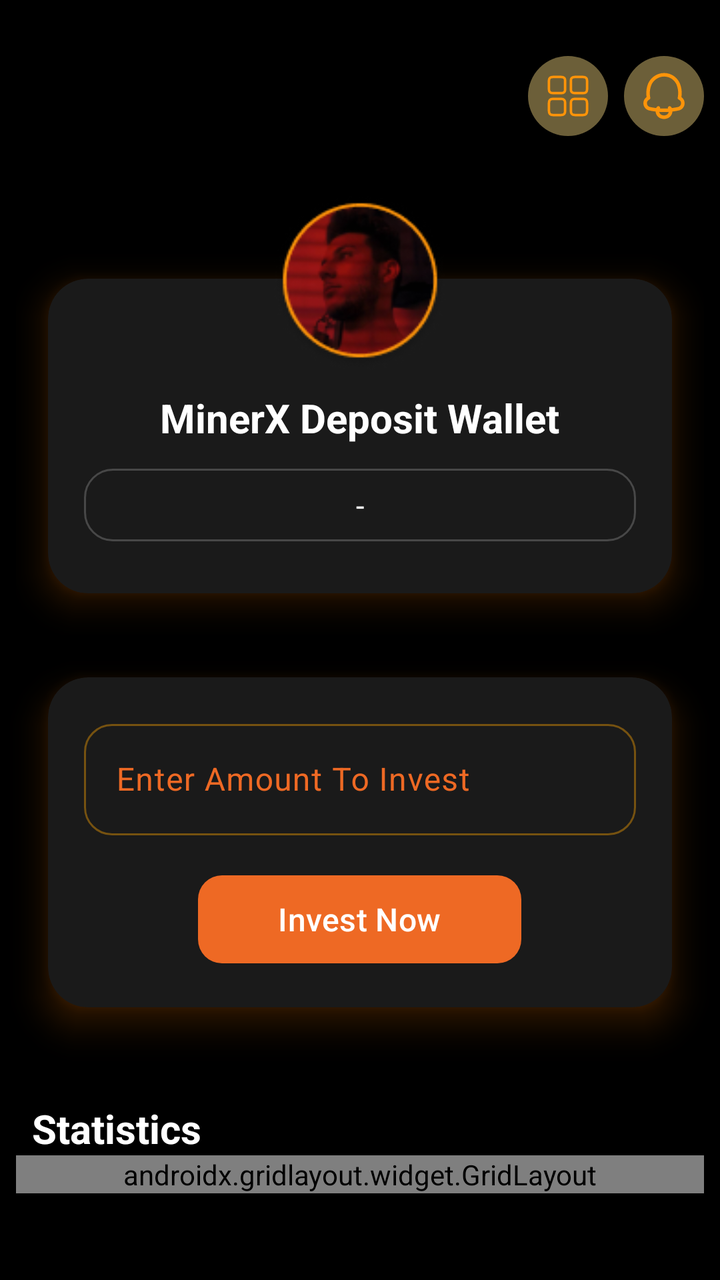
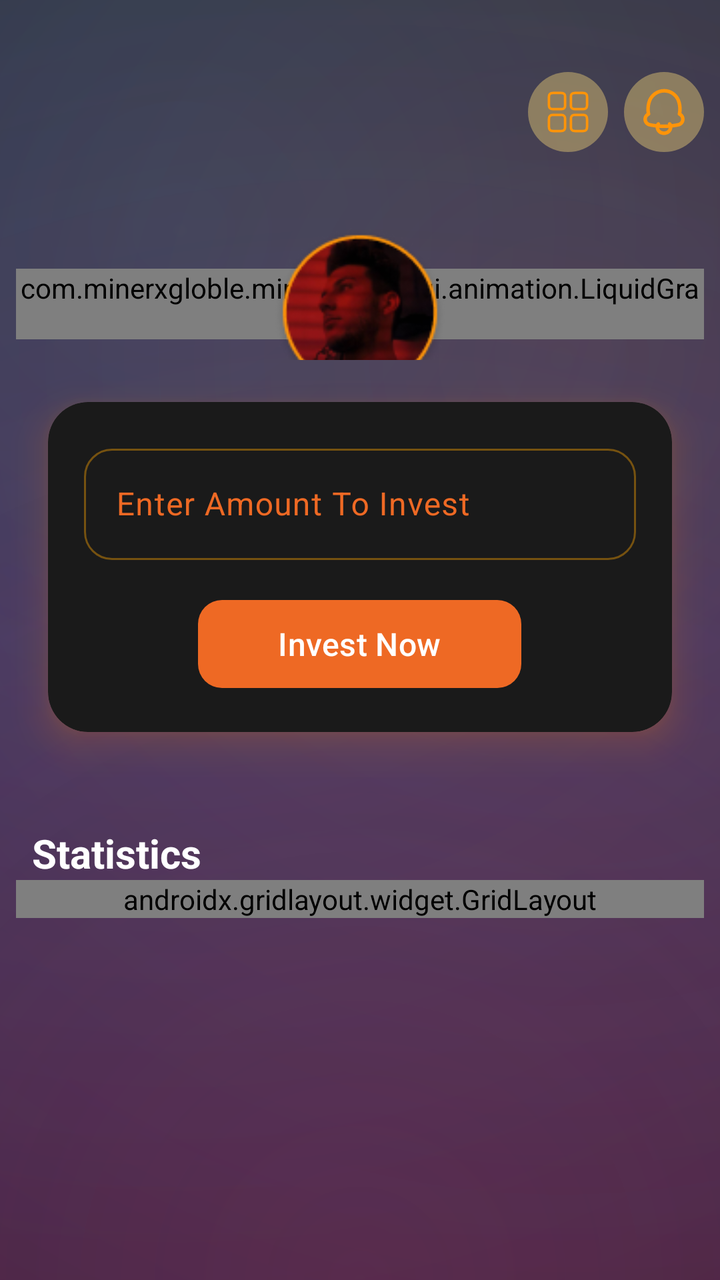

Two renders of the same Android screen: before a commit and after it. Below are the layout's source before the change and the commit's diff.
<!-- AndroidManifest.xml: application theme Theme.Bitbloom -->
<!-- res/layout/fragment_stack.xml -->
<?xml version="1.0" encoding="utf-8"?>
<androidx.coordinatorlayout.widget.CoordinatorLayout xmlns:android="http://schemas.android.com/apk/res/android"
    xmlns:app="http://schemas.android.com/apk/res-auto"
    android:id="@+id/root"
    android:layout_width="match_parent"
    android:layout_height="match_parent"
    android:background="@color/black">

    <androidx.core.widget.NestedScrollView
        android:id="@+id/scrollContainer"
        android:layout_width="match_parent"
        android:layout_height="match_parent"
        android:fillViewport="true"
        android:scrollbars="none">

        <androidx.constraintlayout.widget.ConstraintLayout
            android:layout_width="match_parent"
            android:layout_height="wrap_content"
            android:paddingTop="24dp"
            android:paddingBottom="24dp">

            
            <androidx.constraintlayout.widget.Guideline
                android:id="@+id/gStart"
                android:layout_width="wrap_content"
                android:layout_height="wrap_content"
                android:orientation="vertical"
                app:layout_constraintGuide_begin="8dp" />

            <androidx.constraintlayout.widget.Guideline
                android:id="@+id/gEnd"
                android:layout_width="wrap_content"
                android:layout_height="wrap_content"
                android:orientation="vertical"
                app:layout_constraintGuide_end="8dp" />

            
            <androidx.constraintlayout.widget.ConstraintLayout
                android:id="@+id/topbar"
                android:layout_width="0dp"
                android:layout_height="48dp"
                app:layout_constraintEnd_toEndOf="@id/gEnd"
                app:layout_constraintStart_toStartOf="@id/gStart"
                app:layout_constraintTop_toTopOf="parent">

                <LinearLayout
                    android:id="@+id/actionsRight"
                    android:layout_width="wrap_content"
                    android:layout_height="wrap_content"
                    android:orientation="horizontal"
                    app:layout_constraintBottom_toBottomOf="parent"
                    app:layout_constraintEnd_toEndOf="parent"
                    app:layout_constraintTop_toTopOf="parent">

                    <ImageView
                        android:id="@+id/menu"
                        android:layout_width="40dp"
                        android:layout_height="40dp"
                        android:background="@drawable/ic_window"
                        android:padding="8dp" />

                    <ImageView
                        android:id="@+id/notification_ic"
                        android:layout_width="40dp"
                        android:layout_height="40dp"
                        android:layout_marginStart="8dp"
                        android:background="@drawable/ic_bell"
                        android:padding="8dp" />
                </LinearLayout>
            </androidx.constraintlayout.widget.ConstraintLayout>

            
            <FrameLayout
                android:id="@+id/walletWrap"
                android:layout_width="0dp"
                android:layout_height="wrap_content"
                android:clipChildren="false"
                android:clipToPadding="false"
                app:layout_constraintEnd_toEndOf="@id/gEnd"
                app:layout_constraintStart_toStartOf="@id/gStart"
                app:layout_constraintTop_toBottomOf="@id/topbar">

                <include
                    android:id="@+id/walletCard"
                    layout="@layout/item_stack_card" />
            </FrameLayout>

            
            <com.google.android.material.card.MaterialCardView
                android:id="@+id/amountCard"
                android:layout_width="0dp"
                android:layout_height="wrap_content"
                android:outlineAmbientShadowColor="#FF7B00"
                android:outlineSpotShadowColor="#FF7B00"
                app:cardBackgroundColor="@color/main_card_color"
                app:cardCornerRadius="20dp"
                app:cardElevation="10dp"
                app:cardMaxElevation="10dp"
                app:cardUseCompatPadding="true"
                app:layout_constraintEnd_toEndOf="@id/gEnd"
                app:layout_constraintStart_toStartOf="@id/gStart"
                app:layout_constraintTop_toBottomOf="@id/walletWrap"
                app:strokeColor="@android:color/transparent">

                <LinearLayout
                    android:layout_width="match_parent"
                    android:layout_height="wrap_content"
                    android:gravity="center"
                    android:orientation="vertical"
                    android:padding="18dp">

                    <com.google.android.material.textfield.TextInputLayout
                        style="@style/Widget.Bitbloom.TextInput.Profile"
                        android:layout_width="match_parent"
                        android:layout_height="wrap_content"
                        android:layout_marginBottom="8dp"
                        android:hint="@string/fragment_stack_enter_amount_to_invest">

                        <com.google.android.material.textfield.TextInputEditText
                            android:id="@+id/etAmt"
                            android:layout_width="match_parent"
                            android:layout_height="wrap_content"
                            android:inputType="numberDecimal"
                            android:maxLines="1"
                            android:textColor="@android:color/white" />
                    </com.google.android.material.textfield.TextInputLayout>

                    <com.google.android.material.button.MaterialButton
                        android:id="@+id/buyBtn"
                        android:layout_width="wrap_content"
                        android:layout_height="wrap_content"
                        android:layout_marginTop="8dp"
                        android:minHeight="52dp"
                        android:paddingHorizontal="40dp"
                        android:text="@string/fragment_stack_invest_now"
                        android:textColor="@android:color/white"
                        android:textSize="16sp"
                        app:backgroundTint="@color/button_color"
                        app:cornerRadius="12dp" />
                </LinearLayout>
            </com.google.android.material.card.MaterialCardView>

            
            <TextView
                android:id="@+id/tvLevels"
                android:layout_width="0dp"
                android:layout_height="wrap_content"
                android:layout_marginTop="26dp"
                android:paddingStart="8dp"
                android:paddingEnd="12dp"
                android:text="@string/fragment_earnings_wallet_statistics"
                android:textColor="@color/white"
                android:textSize="20sp"
                android:textStyle="bold"
                app:layout_constraintEnd_toEndOf="@id/gEnd"
                app:layout_constraintStart_toStartOf="@id/gStart"
                app:layout_constraintTop_toBottomOf="@id/amountCard" />

            
            <androidx.gridlayout.widget.GridLayout
                android:id="@+id/statsGrid"
                android:layout_width="0dp"
                android:layout_height="wrap_content"
                app:alignmentMode="alignBounds"
                app:columnCount="2"
                app:layout_constraintEnd_toEndOf="@id/gEnd"
                app:layout_constraintStart_toStartOf="@id/gStart"
                app:layout_constraintTop_toBottomOf="@id/tvLevels"
                app:rowCount="2"
                app:useDefaultMargins="false">

                
                <com.google.android.material.card.MaterialCardView
                    android:id="@+id/btnInvestedPlan"
                    android:layout_width="0dp"
                    android:layout_height="wrap_content"
                    android:layout_marginTop="8dp"
                    android:clickable="true"
                    android:focusable="true"
                    android:foreground="?attr/selectableItemBackground"
                    android:outlineAmbientShadowColor="#FF7B00"
                    android:outlineSpotShadowColor="#FF7B00"
                    app:cardBackgroundColor="@color/main_card_color"
                    app:cardCornerRadius="20dp"
                    app:cardElevation="10dp"
                    app:cardMaxElevation="10dp"
                    app:cardUseCompatPadding="true"
                    app:layout_columnWeight="1"
                    app:layout_gravity="fill_horizontal"
                    app:strokeColor="@android:color/transparent">

                    <LinearLayout
                        android:layout_width="match_parent"
                        android:layout_height="match_parent"
                        android:gravity="center"
                        android:orientation="vertical"
                        android:padding="12dp">

                        <ImageView
                            android:layout_width="40dp"
                            android:layout_height="40dp"
                            android:layout_marginBottom="8dp"
                            android:src="@drawable/ic_plans"
                            app:tint="@color/orange" />

                        <TextView
                            android:layout_width="wrap_content"
                            android:layout_height="wrap_content"
                            android:layout_marginTop="8dp"
                            android:maxLines="1"
                            android:text="@string/fragment_stack_invested_plans"
                            android:textColor="@color/white"
                            android:textSize="14sp"
                            android:textStyle="bold" />

                        <TextView
                            android:layout_width="wrap_content"
                            android:layout_height="wrap_content"
                            android:layout_marginTop="-6dp"
                            android:text=""
                            android:textColor="@color/grey"
                            android:textSize="12sp" />
                    </LinearLayout>
                </com.google.android.material.card.MaterialCardView>

                
                <com.google.android.material.card.MaterialCardView
                    android:layout_width="0dp"
                    android:layout_height="wrap_content"
                    android:outlineAmbientShadowColor="#FF7B00"
                    android:outlineSpotShadowColor="#FF7B00"
                    app:cardBackgroundColor="@color/main_card_color"
                    app:cardCornerRadius="20dp"
                    app:cardElevation="10dp"
                    app:cardMaxElevation="10dp"
                    app:cardUseCompatPadding="true"
                    app:layout_columnWeight="1"
                    app:layout_gravity="fill_horizontal"
                    app:strokeColor="@android:color/transparent">

                    <LinearLayout
                        android:layout_width="match_parent"
                        android:layout_height="match_parent"
                        android:gravity="center"
                        android:orientation="vertical"
                        android:padding="12dp">

                        <ImageView
                            android:layout_width="40dp"
                            android:layout_height="40dp"
                            android:layout_marginBottom="8dp"
                            android:src="@drawable/ic_money"
                            app:tint="@color/orange" />

                        <TextView
                            android:id="@+id/totalInvestedAmount"
                            android:layout_width="wrap_content"
                            android:layout_height="wrap_content"
                            android:text="@string/fragment_earnings_wallet_n_24_000"
                            android:textColor="@color/white"
                            android:textSize="16sp"
                            android:textStyle="bold" />

                        <TextView
                            android:id="@+id/totalInvestedText"
                            android:layout_width="wrap_content"
                            android:layout_height="wrap_content"
                            android:text="@string/fragment_earnings_wallet_total_invested"
                            android:textColor="@color/grey"
                            android:textSize="12sp" />
                    </LinearLayout>
                </com.google.android.material.card.MaterialCardView>

                
                <com.google.android.material.card.MaterialCardView
                    android:layout_width="0dp"
                    android:layout_height="wrap_content"
                    android:outlineAmbientShadowColor="#FF7B00"
                    android:outlineSpotShadowColor="#FF7B00"
                    app:cardBackgroundColor="@color/main_card_color"
                    app:cardCornerRadius="20dp"
                    app:cardElevation="10dp"
                    app:cardMaxElevation="10dp"
                    app:cardUseCompatPadding="true"
                    app:layout_columnWeight="1"
                    app:layout_gravity="fill_horizontal"
                    app:strokeColor="@android:color/transparent">

                    <LinearLayout
                        android:layout_width="match_parent"
                        android:layout_height="match_parent"
                        android:gravity="center"
                        android:orientation="vertical"
                        android:padding="12dp">

                        <ImageView
                            android:layout_width="40dp"
                            android:layout_height="40dp"
                            android:layout_marginBottom="8dp"
                            android:src="@drawable/ic_deposit"
                            app:tint="@color/orange" />

                        <TextView
                            android:id="@+id/totalDepositAmt"
                            android:layout_width="wrap_content"
                            android:layout_height="wrap_content"
                            android:text="@string/fragment_earnings_wallet_n_12_000"
                            android:textColor="@color/white"
                            android:textSize="16sp"
                            android:textStyle="bold" />

                        <TextView
                            android:layout_width="wrap_content"
                            android:layout_height="wrap_content"
                            android:text="@string/fragment_earnings_wallet_total_deposit"
                            android:textColor="@color/grey"
                            android:textSize="12sp" />
                    </LinearLayout>
                </com.google.android.material.card.MaterialCardView>

                
                <com.google.android.material.card.MaterialCardView
                    android:layout_width="0dp"
                    android:layout_height="wrap_content"
                    android:layout_marginTop="8dp"
                    android:outlineAmbientShadowColor="#FF7B00"
                    android:outlineSpotShadowColor="#FF7B00"
                    app:cardBackgroundColor="@color/main_card_color"
                    app:cardCornerRadius="20dp"
                    app:cardElevation="10dp"
                    app:cardMaxElevation="10dp"
                    app:cardUseCompatPadding="true"
                    app:layout_columnWeight="1"
                    app:layout_gravity="fill_horizontal"
                    app:strokeColor="@android:color/transparent">

                    <LinearLayout
                        android:layout_width="match_parent"
                        android:layout_height="match_parent"
                        android:gravity="center"
                        android:orientation="vertical"
                        android:padding="12dp">

                        <ImageView
                            android:layout_width="40dp"
                            android:layout_height="40dp"
                            android:layout_marginBottom="8dp"
                            android:src="@drawable/ic_withdraw"
                            app:tint="@color/orange" />

                        <TextView
                            android:id="@+id/withdrawAmt"
                            android:layout_width="wrap_content"
                            android:layout_height="wrap_content"
                            android:text="@string/fragment_earnings_wallet_n_6_000"
                            android:textColor="@color/white"
                            android:textSize="16sp"
                            android:textStyle="bold" />

                        <TextView
                            android:layout_width="wrap_content"
                            android:layout_height="wrap_content"
                            android:text="@string/fragment_earnings_wallet_total_withdraw"
                            android:textColor="@color/grey"
                            android:textSize="12sp" />
                    </LinearLayout>
                </com.google.android.material.card.MaterialCardView>

            </androidx.gridlayout.widget.GridLayout>

            
            <Space
                android:layout_width="0dp"
                android:layout_height="24dp"
                app:layout_constraintEnd_toEndOf="@id/gEnd"
                app:layout_constraintStart_toStartOf="@id/gStart"
                app:layout_constraintTop_toBottomOf="@id/statsGrid" />
        </androidx.constraintlayout.widget.ConstraintLayout>
    </androidx.core.widget.NestedScrollView>

    
    <com.airbnb.lottie.LottieAnimationView
        android:id="@+id/lottieCelebration"
        android:layout_width="match_parent"
        android:layout_height="match_parent"
        android:clickable="true"
        android:visibility="gone"
        app:lottie_autoPlay="false"
        app:lottie_loop="false"
        app:lottie_rawRes="@raw/confetti"
        app:lottie_speed="1" />
</androidx.coordinatorlayout.widget.CoordinatorLayout>
<!-- res/layout/item_stack_card.xml (included above) -->
<?xml version="1.0" encoding="utf-8"?>
<androidx.constraintlayout.widget.ConstraintLayout xmlns:android="http://schemas.android.com/apk/res/android"
    xmlns:app="http://schemas.android.com/apk/res-auto"
    android:layout_width="match_parent"
    android:layout_height="wrap_content"
    android:clipChildren="false"
    android:clipToPadding="false">

    
    <ImageView
        android:id="@+id/profileImage"
        android:layout_width="92dp"
        android:layout_height="92dp"
        android:elevation="24dp"
        android:padding="2dp"
        android:scaleType="centerCrop"
        android:src="@drawable/person"
        android:translationY="24dp"
        android:translationZ="24dp"
        app:layout_constraintEnd_toEndOf="parent"
        app:layout_constraintStart_toStartOf="parent"
        app:layout_constraintTop_toTopOf="parent" />

    
    <com.google.android.material.card.MaterialCardView
        android:id="@+id/cardSurface"
        android:layout_width="0dp"
        android:layout_height="wrap_content"
        android:layout_marginTop="-46dp"
        android:outlineAmbientShadowColor="#FF7B00"
        android:outlineSpotShadowColor="#FF7B00"
        app:cardBackgroundColor="@color/main_card_color"
        app:cardCornerRadius="20dp"
        app:cardElevation="10dp"
        app:cardMaxElevation="10dp"
        app:cardUseCompatPadding="true"
        app:layout_constraintEnd_toEndOf="parent"
        app:layout_constraintStart_toStartOf="parent"
        app:layout_constraintTop_toBottomOf="@id/profileImage"
        app:strokeColor="@android:color/transparent"
        app:strokeWidth="0dp">

        <LinearLayout
            android:layout_width="match_parent"
            android:layout_height="wrap_content"
            android:orientation="vertical"
            android:paddingStart="18dp"
            android:paddingTop="56dp"
            android:paddingEnd="18dp"
            android:paddingBottom="26dp">

            <TextView
                android:id="@+id/tvAccount"
                android:layout_width="wrap_content"
                android:layout_height="wrap_content"
                android:layout_gravity="center"
                android:text="@string/item_home_wallet_card_minerx_deposit_wallet"
                android:textColor="@color/white"
                android:textSize="20sp"
                android:textStyle="bold" />

            <TextView
                android:id="@+id/depositBalance"
                android:layout_width="match_parent"
                android:layout_height="wrap_content"
                android:layout_marginTop="12dp"
                android:background="@drawable/bg_referral"
                android:ellipsize="end"
                android:paddingHorizontal="12dp"
                android:paddingVertical="8dp"
                android:singleLine="true"
                android:text="@string/item_network_stats_text"
                android:textAlignment="center"
                android:textColor="@color/white"
                android:textSize="15sp" />
        </LinearLayout>
    </com.google.android.material.card.MaterialCardView>
</androidx.constraintlayout.widget.ConstraintLayout>
<!-- resources referenced by this layout -->
<resources>
  <color name="black">#FF000000</color>
  <color name="button_color">#EE6924</color>
  <color name="grey">#B4FFFFFF</color>
  <color name="main_card_color">#1A1A1A</color>
  <color name="orange">#EE6924</color>
  <color name="white">#FFFFFFFF</color>
  <!-- drawable bg_referral (drawable) -->
  <?xml version="1.0" encoding="utf-8"?>
  <shape xmlns:android="http://schemas.android.com/apk/res/android" android:shape="rectangle">
      <solid android:color="#221A1A1A"/>    
      <corners android:radius="14dp"/>
      <stroke android:width="1dp" android:color="#33FFFFFF"/> 
      <padding android:left="6dp" android:top="4dp" android:right="6dp" android:bottom="4dp"/>
  </shape>
  <string name="fragment_earnings_wallet_n_12_000">12,000$</string>
  <string name="fragment_earnings_wallet_n_24_000">24,000$</string>
  <string name="fragment_earnings_wallet_n_6_000">6,000$</string>
  <string name="fragment_earnings_wallet_statistics">Statistics</string>
  <string name="fragment_earnings_wallet_total_deposit">Total Deposit</string>
  <string name="fragment_earnings_wallet_total_invested">Total Invested</string>
  <string name="fragment_earnings_wallet_total_withdraw">Total Withdraw</string>
  <string name="fragment_stack_enter_amount_to_invest">Enter Amount To Invest</string>
  <string name="fragment_stack_invest_now">Invest  Now</string>
  <string name="fragment_stack_invested_plans">Invested Plans</string>
  <string name="item_home_wallet_card_minerx_deposit_wallet">MinerX Deposit Wallet</string>
  <string name="item_network_stats_text">-</string>
  <style name="Widget.MXG.EditText.WhiteCursor" parent="Widget.AppCompat.EditText">
          <item name="android:textCursorDrawable">@drawable/cursor_white</item>
      </style>
  <!-- drawable cursor_white (drawable) -->
  <?xml version="1.0" encoding="utf-8"?>
  <shape xmlns:android="http://schemas.android.com/apk/res/android">
      <size android:width="2dp"/>
      <solid android:color="@android:color/white"/>
      <corners android:radius="1dp"/>
  </shape>
  <color name="mxg_black">#000000</color>
  <color name="mxg_white">#FFFFFF</color>
  <color name="status_bar_color">#EE6924</color>
  <color name="light_status_bar_color">#EE6924</color>
  <!-- unchanged entries left out for length: 11 -->
</resources>

<!-- the commit's change to res/layout/fragment_stack.xml (unified diff, before → after) -->
@@ -4,7 +4,7 @@
     android:id="@+id/root"
     android:layout_width="match_parent"
     android:layout_height="match_parent"
-    android:background="@color/black">
+    android:background="@drawable/bg_mxg_deposit_gradient">
 
     <androidx.core.widget.NestedScrollView
         android:id="@+id/scrollContainer"
@@ -38,7 +38,7 @@
             <androidx.constraintlayout.widget.ConstraintLayout
                 android:id="@+id/topbar"
                 android:layout_width="0dp"
-                android:layout_height="48dp"
+                android:layout_height="64dp"
                 app:layout_constraintEnd_toEndOf="@id/gEnd"
                 app:layout_constraintStart_toStartOf="@id/gStart"
                 app:layout_constraintTop_toTopOf="parent">
@@ -392,14 +392,14 @@
 </androidx.coordinatorlayout.widget.CoordinatorLayout>
 <!-- res/layout/item_stack_card.xml (included above) -->
 <?xml version="1.0" encoding="utf-8"?>
-<androidx.constraintlayout.widget.ConstraintLayout xmlns:android="http://schemas.android.com/apk/res/android"
+<androidx.constraintlayout.widget.ConstraintLayout
+    xmlns:android="http://schemas.android.com/apk/res/android"
     xmlns:app="http://schemas.android.com/apk/res-auto"
     android:layout_width="match_parent"
     android:layout_height="wrap_content"
     android:clipChildren="false"
     android:clipToPadding="false">
 
-    
     <ImageView
         android:id="@+id/profileImage"
         android:layout_width="92dp"
@@ -414,15 +414,14 @@
         app:layout_constraintStart_toStartOf="parent"
         app:layout_constraintTop_toTopOf="parent" />
 
-    
-    <com.google.android.material.card.MaterialCardView
+    <com.minerxgloble.minerxgloble.ui.animation.LiquidGradientCard
         android:id="@+id/cardSurface"
         android:layout_width="0dp"
         android:layout_height="wrap_content"
         android:layout_marginTop="-46dp"
         android:outlineAmbientShadowColor="#FF7B00"
         android:outlineSpotShadowColor="#FF7B00"
-        app:cardBackgroundColor="@color/main_card_color"
+        app:cardBackgroundColor="@android:color/transparent"
         app:cardCornerRadius="20dp"
         app:cardElevation="10dp"
         app:cardMaxElevation="10dp"
@@ -457,7 +456,7 @@
                 android:layout_width="match_parent"
                 android:layout_height="wrap_content"
                 android:layout_marginTop="12dp"
-                android:background="@drawable/bg_referral"
+                android:background="@drawable/bg_referral_home"
                 android:ellipsize="end"
                 android:paddingHorizontal="12dp"
                 android:paddingVertical="8dp"
@@ -467,5 +466,5 @@
                 android:textColor="@color/white"
                 android:textSize="15sp" />
         </LinearLayout>
-    </com.google.android.material.card.MaterialCardView>
+    </com.minerxgloble.minerxgloble.ui.animation.LiquidGradientCard>
 </androidx.constraintlayout.widget.ConstraintLayout>
<!-- resource entries referenced after the edit -->
@@ -1,17 +1,75 @@
 <!-- resources referenced by this layout -->
 <resources>
-  <color name="black">#FF000000</color>
   <color name="button_color">#EE6924</color>
   <color name="grey">#B4FFFFFF</color>
   <color name="main_card_color">#1A1A1A</color>
   <color name="orange">#EE6924</color>
   <color name="white">#FFFFFFFF</color>
-  <!-- drawable bg_referral (drawable) -->
+  <!-- drawable bg_mxg_deposit_gradient (drawable) -->
+  <?xml version="1.0" encoding="utf-8"?>
+  <layer-list xmlns:android="http://schemas.android.com/apk/res/android">
+  
+      
+      <item>
+          <shape android:shape="rectangle">
+              <gradient
+                  android:type="linear"
+                  android:angle="270"
+                  android:startColor="#1C1F3A"
+                  android:centerColor="#2C2150"
+                  android:endColor="#341A38"/>
+          </shape>
+      </item>
+  
+      
+      <item android:gravity="top|start">
+          <shape android:shape="rectangle">
+              <gradient
+                  android:type="radial"
+                  android:centerX="25%"
+                  android:centerY="18%"
+                  android:gradientRadius="700dp"
+                  android:startColor="#2240E6FF"
+                  android:centerColor="#0F40E6FF"
+                  android:endColor="#0040E6FF"/>
+          </shape>
+      </item>
+  
+      
+      <item android:gravity="top|end">
+          <shape android:shape="rectangle">
+              <gradient
+                  android:type="radial"
+                  android:centerX="78%"
+                  android:centerY="28%"
+                  android:gradientRadius="700dp"
+                  android:startColor="#26FF9F43"
+                  android:centerColor="#12FF9F43"
+                  android:endColor="#00FF9F43"/>
+          </shape>
+      </item>
+  
+      
+      <item android:gravity="bottom|center_horizontal">
+          <shape android:shape="rectangle">
+              <gradient
+                  android:type="radial"
+                  android:centerX="50%"
+                  android:centerY="100%"
+                  android:gradientRadius="820dp"
+                  android:startColor="#26E640A1"
+                  android:centerColor="#10E640A1"
+                  android:endColor="#00E640A1"/>
+          </shape>
+      </item>
+  
+  </layer-list>
+  <!-- drawable bg_referral_home (drawable) -->
   <?xml version="1.0" encoding="utf-8"?>
   <shape xmlns:android="http://schemas.android.com/apk/res/android" android:shape="rectangle">
       <solid android:color="#221A1A1A"/>    
       <corners android:radius="14dp"/>
-      <stroke android:width="1dp" android:color="#33FFFFFF"/> 
+      <stroke android:width="1dp" android:color="@color/orange"/> 
       <padding android:left="6dp" android:top="4dp" android:right="6dp" android:bottom="4dp"/>
   </shape>
   <string name="fragment_earnings_wallet_n_12_000">12,000$</string>
